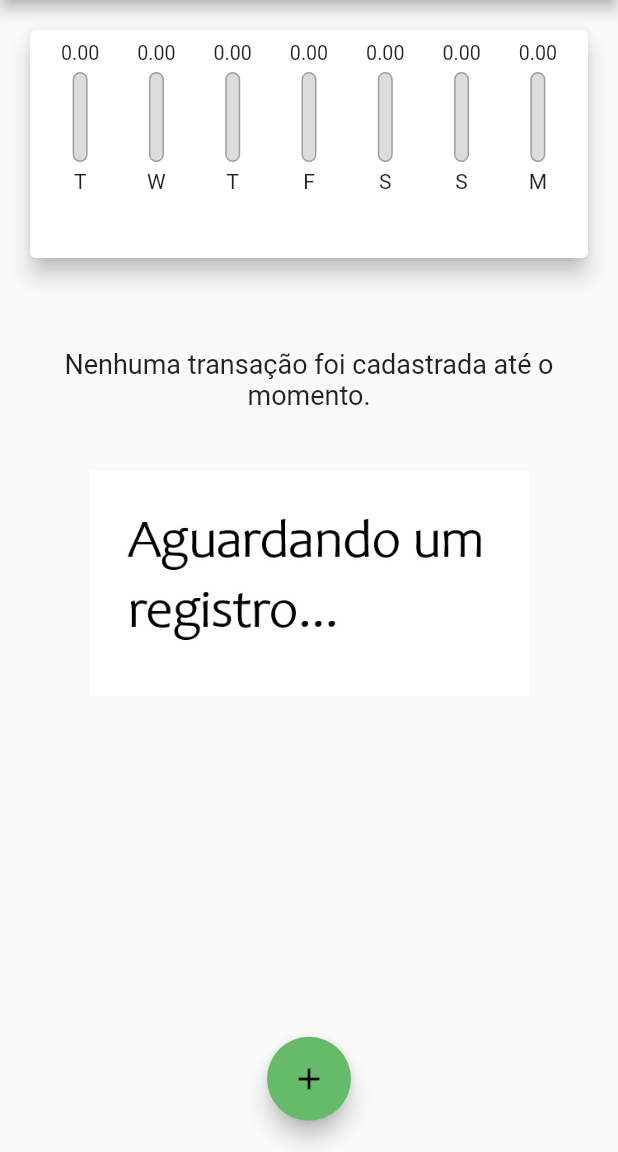
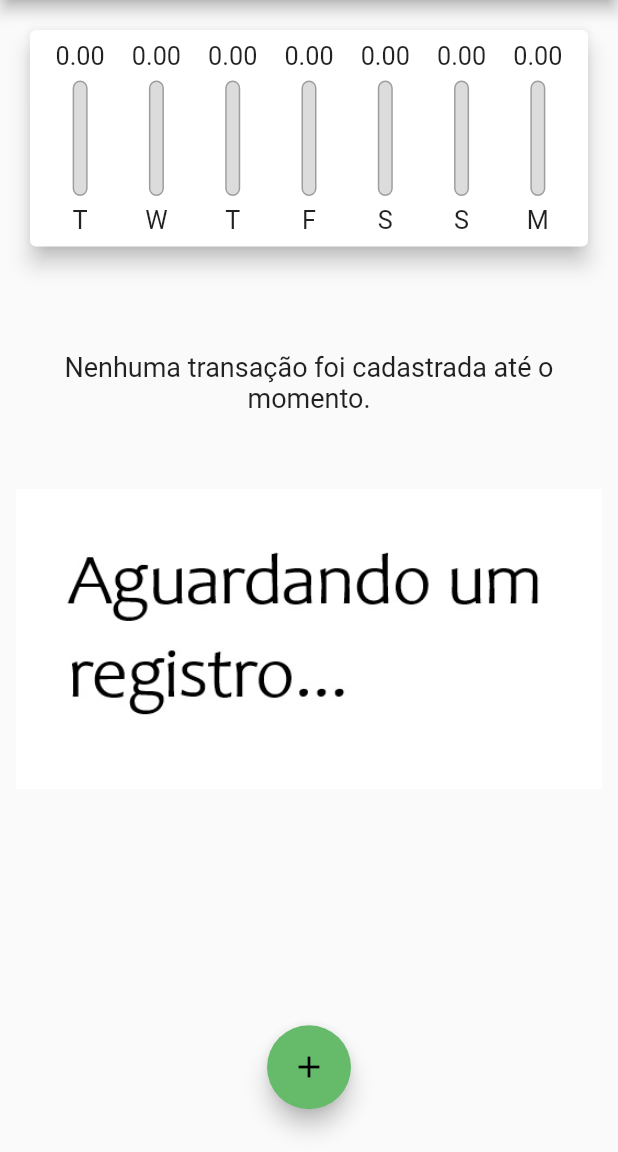
Before and after one commit to leandromarcelino93/projeto_pessoal_despesas_pessoais, a Flutter app: the screen it shows after launch, on a phone screen of 412 x 824 dp, the part 84-1236 px from its top. Run offline on Flutter 3.47's test engine with Material 2 defaults, Android fonts, the phone set to English and light mode, and no system bars.

Commit message:
Fourth commit

```diff
--- a/lib/components/chart_bar.dart
+++ b/lib/components/chart_bar.dart
@@ -13,18 +13,21 @@ class ChartBar extends StatelessWidget {
 
   @override
   Widget build(BuildContext context) {
+    ///Implementação do LayoutBuilder
+    return LayoutBuilder(
+      builder: (context, constraints) {
         return Column(children: [
           Container(
-        height: 15,
+            height: constraints.maxHeight * 0.15,
             child: FittedBox(
               child: Text(value.toStringAsFixed(2)),
             ),
           ),
-      const SizedBox(
-        height: 5,
+          SizedBox(
+            height: constraints.maxHeight * 0.05,
           ),
           Container(
-        height: 60,
+            height: constraints.maxHeight * 0.6,
             width: 10,
             child: Stack(
               alignment: Alignment.bottomCenter,
@@ -51,10 +54,16 @@ class ChartBar extends StatelessWidget {
               ],
             ),
           ),
-      const SizedBox(
-        height: 5,
+          SizedBox(
+            height: constraints.maxHeight * 0.05,
           ),
-      Text(label),
+          Container(
+              height: constraints.maxHeight * 0.15,
+              child: FittedBox(
+                child: Text(label),
+              )),
         ]);
+      },
+    );
   }
 }
--- a/lib/components/transaction_form.dart
+++ b/lib/components/transaction_form.dart
@@ -45,10 +45,16 @@ class _TransactionFormState extends State<TransactionForm> {
 
   @override
   Widget build(BuildContext context) {
-    return Card(
+    return SingleChildScrollView(
+      child: Card(
         elevation: 5,
         child: Padding(
-        padding: const EdgeInsets.all(10.0),
+            padding: EdgeInsets.only(
+            top: 10,
+            right: 10,
+            left: 10,
+            bottom: 10 + MediaQuery.of(context).viewInsets.bottom),
+            //Ajustes no layout do modal para orientação paisagem
           child: Column(children: [
             TextField(
               controller: _titleController,
@@ -94,6 +100,7 @@ class _TransactionFormState extends State<TransactionForm> {
             ),
           ]),
         ),
+      ),
     );
   }
 }
--- a/lib/components/transaction_list.dart
+++ b/lib/components/transaction_list.dart
@@ -11,29 +11,32 @@ class TransactionList extends StatelessWidget {
   @override
   Widget build(BuildContext context) {
     return transactions.isEmpty
-        ? Column(
+        ? LayoutBuilder(builder: (ctx, constraints) {
+          //Ajustes para layout na orientação paisagem
+            return Column(
               mainAxisAlignment: MainAxisAlignment.start,
               children: [
-              const SizedBox(
-                height: 40,
+                  SizedBox(
+                    height: constraints.maxHeight * 0.1,
                 ),
                 const Text('Nenhuma transação foi cadastrada até o momento.',
                     style: TextStyle(
                       fontSize: 18,
                     ),
                     textAlign: TextAlign.center),
-              const SizedBox(
-                height: 40,
+                  SizedBox(
+                  height: constraints.maxHeight * 0.1,
                 ),
                 Container(
-                height: 150,
+                  height: constraints.maxHeight * 0.4,
                   child: Image.asset(
                     'assets/images/aguardando_registro.jpg',
                     fit: BoxFit.cover,
                   ),
                 ),
               ],
-          )
+            );
+          })
         : ListView.builder(
             itemCount: transactions.length,
             itemBuilder: (ctx, index) {
@@ -57,9 +60,16 @@ class TransactionList extends StatelessWidget {
                   subtitle: Text(
                     DateFormat('d MMM y').format(tr.date),
                   ),
-                  trailing: IconButton(
+                  trailing: MediaQuery.of(context).size.width > 350
+                  //Condicional para aproveitar situações em que o dispositivo possui larguras maiores
+                      ? TextButton.icon(
                           onPressed: () => onRemove(tr.id),
-                    icon: const Icon(Icons.delete),
+                          icon: Icon(Icons.delete),
+                          label: Text('Excluir'),
+                        )
+                      : IconButton(
+                          onPressed: () => onRemove(tr.id),
+                          icon: Icon(Icons.delete),
                           color: Theme.of(context).errorColor,
                         ),
                 ),
--- a/lib/main.dart
+++ b/lib/main.dart
@@ -72,6 +72,9 @@ class _MyHomePageState extends State<MyHomePage> {
   @override
   Widget build(BuildContext context) {
 
+    bool isLandscape =
+        MediaQuery.of(context).orientation == Orientation.landscape;
+
     final appBar = AppBar(
       title: const Text('Despesas Pessoais'),
       actions: [
@@ -93,15 +96,22 @@ class _MyHomePageState extends State<MyHomePage> {
           crossAxisAlignment: CrossAxisAlignment.stretch,
           children: <Widget>[
             Container(
-              height: availableHeight * 0.25,
+              height: availableHeight * (isLandscape ? 0.65 : 0.24),
+              //Se tiver em paisagem, exibir 65% da tela, caso contrário, 24%
               child: Chart(_recentTransactions),
             ),
             Container(
                 height: availableHeight * 0.65,
                 child: TransactionList(_transactions, _deleteTransactions)),
-            FloatingActionButton(
-              child: const Icon(Icons.add),
-              onPressed: () => _openTransactionFormModal(context),
+            Padding(
+              padding: isLandscape
+                  ? EdgeInsets.only(
+                      bottom: 10 + MediaQuery.of(context).viewInsets.bottom)
+                  : EdgeInsets.only(bottom: 0),
+              child: FloatingActionButton(
+                child: const Icon(Icons.add),
+                onPressed: () => _openTransactionFormModal(context),
+              ),
             ),
           ],
         ),
```
Lines whose indentation alone changed are shown as unchanged.
